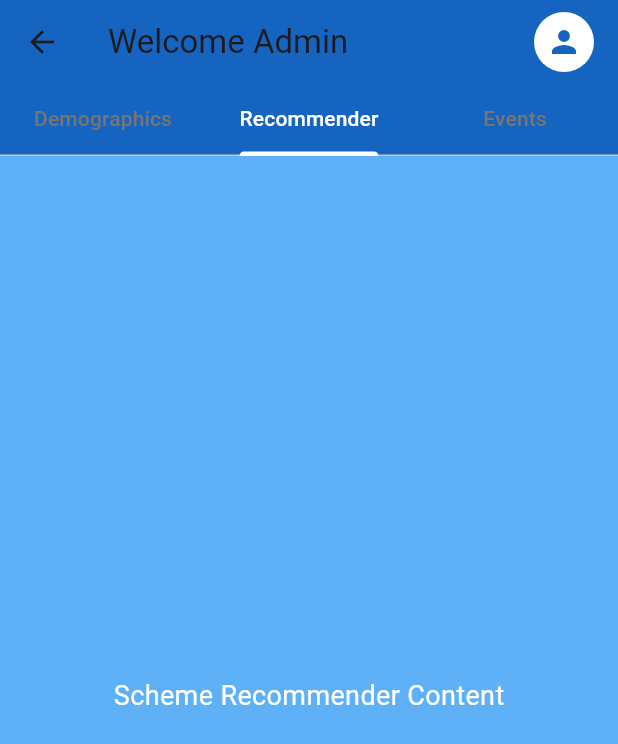
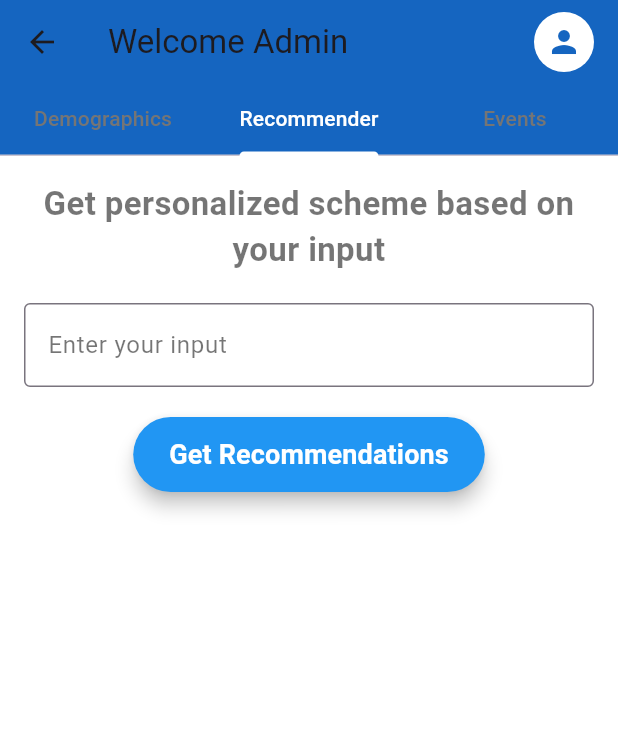
Before and after one commit to shadan1234/finology, a Flutter app: the DashboardScreen screen opened directly, tab 2 chosen, on a phone screen of 412 x 824 dp. Shown: the top 744 px of the screen. Run offline on Flutter 3.47's test engine with Material 3 defaults, Android fonts, the phone set to English and light mode, and no system bars; our stand-ins replace animate_do, shared_preferences; accounts and stored records are empty.

Commit message:
feat:events,ai,demographic

```diff
--- /dev/null
+++ b/lib/ai-reco.dart
@@ -0,0 +1,126 @@
+import 'package:flutter/material.dart';
+
+class AIRecommendationScreen extends StatefulWidget {
+  @override
+  _AIRecommendationScreenState createState() => _AIRecommendationScreenState();
+}
+
+class _AIRecommendationScreenState extends State<AIRecommendationScreen> {
+  final TextEditingController _controller = TextEditingController();
+  String _recommendation = '';  // To store the response
+
+  // Function to simulate fetching recommendations
+  void _getRecommendations() {
+    setState(() {
+      _recommendation = '''Here is your personalized scheme based on your input: ${_controller.text}\n\n
+Population:
+  Age <19: Total: 751617 (Male: 383411, Female: 368206)
+  Age 20-59: Total: 2083363 (Male: 1035671, Female: 1047692)
+  Age 60+: Total: 391332 (Male: 191928, Female: 199404)
+
+Schemes:
+  Age <19:
+    - Post Office Savings Account (SB)
+  Age 20-59:
+    - Recurring Deposit (RD)
+    - Public Provident Fund (PPF)
+    - Pradhan Mantri Jan Dhan Yojana (PMJDY)
+    - Pradhan Mantri Suraksha Bima Yojana (PMSBY)
+  Age 60+:
+    - Senior Citizen Savings Scheme (SCSS)
+  ''';
+    });
+  }
+
+  @override
+  Widget build(BuildContext context) {
+    return Scaffold(
+      backgroundColor: Colors.white, // Background color set to white
+      body: Padding(
+        padding: EdgeInsets.all(16.0),
+        child: SingleChildScrollView(
+          child: Center(
+            child: Column(
+              mainAxisAlignment: MainAxisAlignment.start, // Center content vertically
+              crossAxisAlignment: CrossAxisAlignment.center, // Center content horizontally
+              children: [
+                // Title Text
+                Text(
+                  'Get personalized scheme based on your input',
+                  style: TextStyle(
+                    fontSize: 22,
+                    fontWeight: FontWeight.bold,
+                    color: Colors.black54,  // Lightish black text color
+                  ),
+                  textAlign: TextAlign.center, // Center align the text
+                ),
+                SizedBox(height: 20),
+
+                // Input text field
+                TextField(
+                  controller: _controller,
+                  decoration: InputDecoration(
+                    labelText: 'Enter your input',
+                    labelStyle: TextStyle(color: Colors.black54), // Lightish black label text
+                    border: OutlineInputBorder(),
+                    focusedBorder: OutlineInputBorder(
+                      borderSide: BorderSide(color: Colors.blueAccent, width: 2.0),
+                    ),
+                  ),
+                  style: TextStyle(color: Colors.black), // Black text inside the input field
+                  maxLines: 1, // Adjust the textfield size for single line input
+                  textInputAction: TextInputAction.done, // Hide the keyboard when done
+                ),
+                SizedBox(height: 20),
+
+                // Button to fetch recommendations
+                ElevatedButton(
+                  onPressed: _getRecommendations,
+                  style: ElevatedButton.styleFrom(
+                    backgroundColor: Colors.blue, // Blue color for the button
+                    padding: EdgeInsets.symmetric(vertical: 12.0, horizontal: 24.0), // Smaller size
+                    shape: RoundedRectangleBorder(
+                      borderRadius: BorderRadius.circular(30.0), // Rounded corners
+                    ),
+                    elevation: 5, // Button elevation for depth
+                  ),
+                  child: Text(
+                    'Get Recommendations',
+                    style: TextStyle(
+                      fontSize: 18,
+                      fontWeight: FontWeight.bold,
+                      color: Colors.white, // White text color
+                    ),
+                  ),
+                ),
+
+                SizedBox(height: 20),
+
+                // Output text displayed after button press inside a box
+                if (_recommendation.isNotEmpty)
+                  Container(
+                    padding: EdgeInsets.all(16.0),
+                    margin: EdgeInsets.symmetric(vertical: 20.0),
+                    decoration: BoxDecoration(
+                      color: Colors.blue[50], // Light blue background for the output box
+                      borderRadius: BorderRadius.circular(8.0),
+                      border: Border.all(color: Colors.blueAccent, width: 2.0),
+                    ),
+                    child: Text(
+                      _recommendation,
+                      style: TextStyle(
+                        fontSize: 16,
+                        color: Colors.blueAccent, // Blue text color for output
+                        fontWeight: FontWeight.w500,
+                      ),
+                      textAlign: TextAlign.left, // Left align the output text
+                    ),
+                  ),
+              ],
+            ),
+          ),
+        ),
+      ),
+    );
+  }
+}
--- a/lib/dashboard_page.dart
+++ b/lib/dashboard_page.dart
@@ -1,4 +1,7 @@
 import 'package:flutter/material.dart';
+import 'package:kali/ai-reco.dart';
+import 'package:kali/demographics.dart';
+import 'package:kali/events.dart';
 
 class DashboardScreen extends StatelessWidget {
   final String role; // Either "User" or "Admin"
@@ -45,9 +48,9 @@ class DashboardScreen extends StatelessWidget {
             // Content
             TabBarView(
               children: [
-                _buildDemographicsSection(),
-                _buildRecommenderSection(),
-                _buildEventsSection(),
+                DemographicsPage(),
+                AIRecommendationScreen(),
+                EventsPage(),
               ],
             ),
           ],
@@ -86,18 +89,5 @@ class DashboardScreen extends StatelessWidget {
     );
   }
 
-  Widget _buildEventsSection() {
-    return Container(
-      color: Colors.blue.withOpacity(0.3), // Blue content background
-      child: Center(
-        child: Text(
-          'Events Content',
-          style: TextStyle(
-            fontSize: 18,
-            color: Colors.white, // White text for visibility
-          ),
-        ),
-      ),
-    );
-  }
+
 }
--- a/pubspec.yaml
+++ b/pubspec.yaml
@@ -38,6 +38,8 @@ dependencies:
   animate_do: ^3.3.4
   shared_preferences: ^2.3.3
   provider: ^6.1.2
+  webview_flutter: ^4.8.0
+  url_launcher: ^6.3.1
 
 dev_dependencies:
   flutter_test:
```
Also changed, not shown: lib/demographics.dart (added, +42 -0 lines), lib/events.dart (added, +142 -0 lines), lib/login.dart (+43 -7 lines), lib/reg-screen.dart (+16 -3 lines), pubspec.lock, 5 other files.
